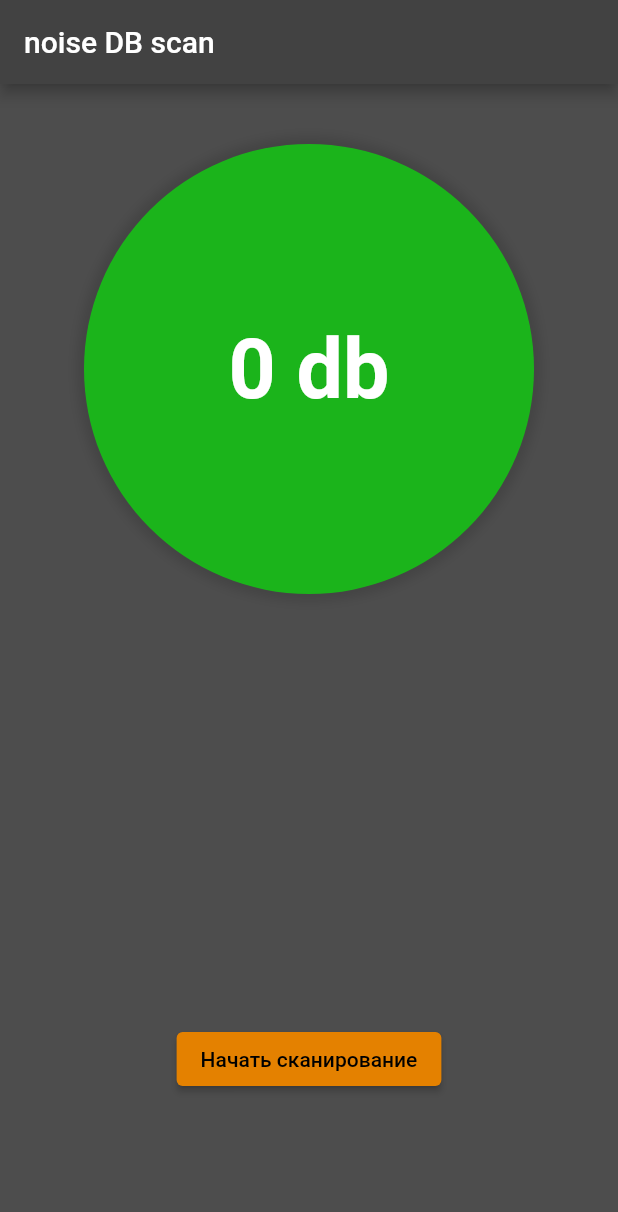
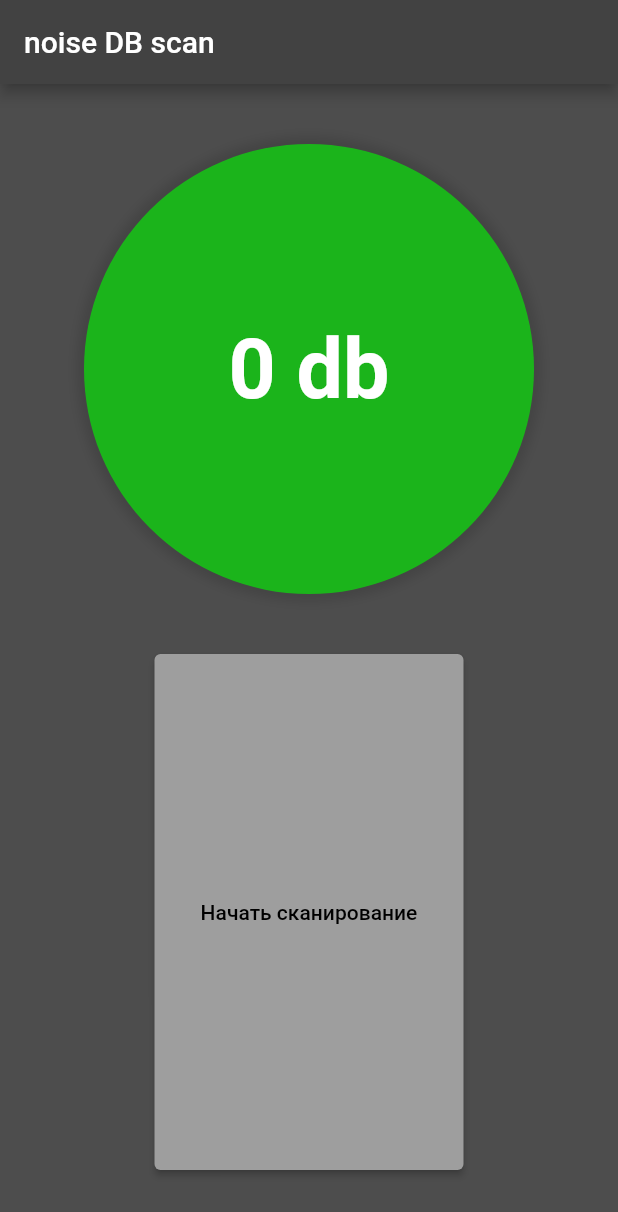
Before and after one commit to alexefimov99/NoiseScan, a Flutter app: the screen it shows after launch, on a phone screen of 412 x 824 dp. Shown: the top 1212 px of the screen. Run offline on Flutter 3.47's test engine with Material 2 defaults, Android fonts, the phone set to English and light mode, and no system bars; missing offline and left inert: noise_meter.

Commit message:
buttonSet

```diff
--- a/lib/main.dart
+++ b/lib/main.dart
@@ -157,6 +157,19 @@ class _MyHomePageState extends State<MyHomePage> {
           title: Text(widget.title),
           foregroundColor: Color.fromARGB(255, 255, 255, 255),
         ),
+        // body: Builder(builder: (BuildContext context) {
+        //   return TextButton(
+        //       onPressed: startOnPause,
+        //       child: Text(textScanButton),
+        //       // style: ButtonStyle(
+        //       //     backgroundColor: MaterialStateProperty.all<Color>(
+        //       //         Color.fromARGB(255, 228, 129, 0))),
+        //       style: ButtonStyle(
+        //           backgroundColor: MaterialStateProperty.all<Color>(
+        //               Color.fromARGB(255, 255, 153, 0)),
+        //           foregroundColor: MaterialStateProperty.all<Color>(
+        //               Color.fromARGB(255, 0, 0, 0))));
+        // }),
         body: Column(children: [
           Padding(
             padding: const EdgeInsets.all(40),
@@ -166,30 +179,44 @@ class _MyHomePageState extends State<MyHomePage> {
                 text: textDb,
                 r: r_,
                 g: g_,
-                )),
               ),
-          Container(
-            height: MediaQuery.of(context).size.height - 530.0,
-            child: Align(
-                alignment: Alignment.bottomCenter,
+            ),
+          ),
+          SizedBox(
+            height: MediaQuery.of(context).size.height - 480,
+            width: MediaQuery.of(context).size.width / 2,
+            child: Expanded(
               child: ElevatedButton(
                 onPressed: startOnPause,
-                    child: Text(textScanButton),
-                    style: ButtonStyle(
-                        backgroundColor: MaterialStateProperty.all<Color>(
-                            Color.fromARGB(255, 228, 129, 0))))),
+                child: Text(
+                  textScanButton,
+                  textAlign: TextAlign.center,
                 ),
-          // Container(
-          //   height: MediaQuery.of(context).size.height - 465.0,
-          //   child: Align(
-          //       alignment: Alignment.bottomCenter,
-          //       child: ElevatedButton(
-          //           onPressed: saveValues,
-          //           child: Text("textButton"),
-          //           style: ButtonStyle(
-          //               backgroundColor: MaterialStateProperty.all<Color>(
-          //                   Color.fromARGB(255, 14, 172, 0))))),
-          // )
+              ),
+            ),
+          ),
+          //   Container(
+          //     height: MediaQuery.of(context).size.height - 530.0,
+          //     child: Align(
+          //         alignment: Alignment.bottomCenter,
+          //         child: ElevatedButton(
+          //             onPressed: startOnPause,
+          //             child: Text(textScanButton),
+          //             style: ButtonStyle(
+          //                 backgroundColor: MaterialStateProperty.all<Color>(
+          //                     Color.fromARGB(255, 228, 129, 0))))),
+          //   ),
+          //   // Container(
+          //   //   height: MediaQuery.of(context).size.height - 465.0,
+          //   //   child: Align(
+          //   //       alignment: Alignment.bottomCenter,
+          //   //       child: ElevatedButton(
+          //   //           onPressed: saveValues,
+          //   //           child: Text("textButton"),
+          //   //           style: ButtonStyle(
+          //   //               backgroundColor: MaterialStateProperty.all<Color>(
+          //   //                   Color.fromARGB(255, 14, 172, 0))))),
+          //   // )
         ]));
   }
 }
```
Also changed, not shown: 3 other files. Lines whose indentation alone changed are shown as unchanged.
